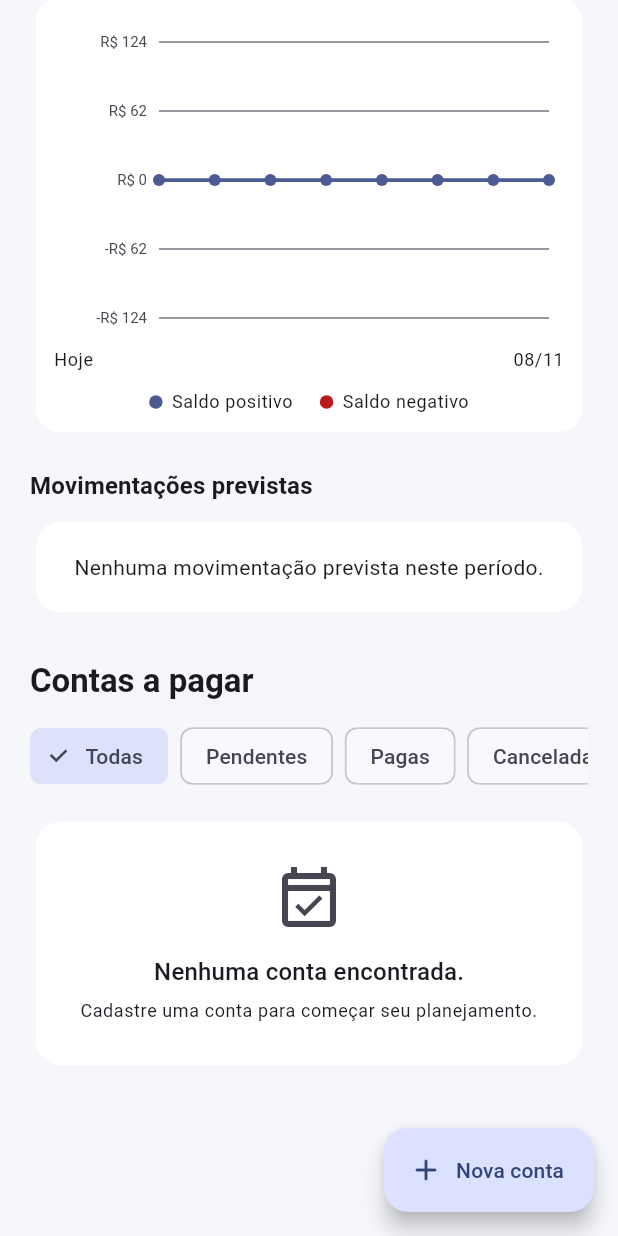
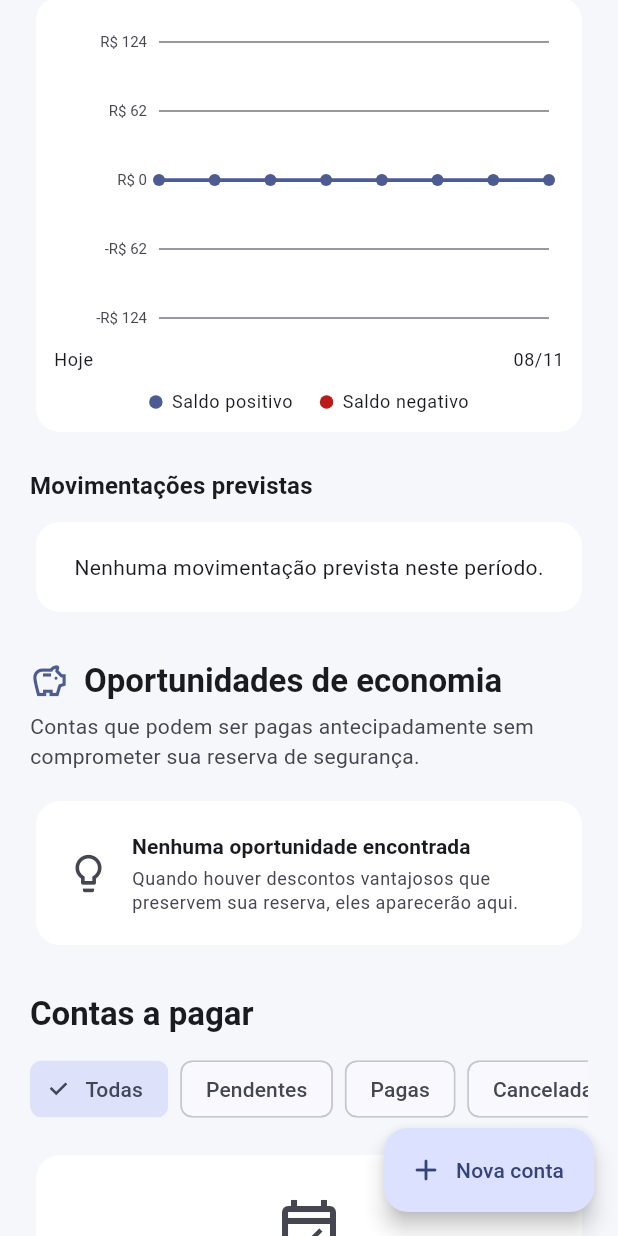
Before and after one commit to Thiago-tods/FinPlan, a Flutter app: the PlanningPage screen opened directly with empty values, scrolled down 934 dp, on a phone screen of 412 x 824 dp. Run offline on Flutter 3.47's test engine with Material 3 defaults, Android fonts, the phone set to English and light mode, and no system bars; our stand-ins replace shared_preferences; accounts and stored records are empty.

Commit message:
feat: add early payment recommendations

```diff
--- /dev/null
+++ b/lib/features/planning/domain/entities/early_payment_recommendation.dart
@@ -0,0 +1,25 @@
+class EarlyPaymentRecommendation {
+  final String billId;
+  final String billDescription;
+  final DateTime discountDeadline;
+  final double originalAmount;
+  final double discountAmount;
+  final double paymentAmount;
+  final double projectedBalanceBeforePayment;
+  final double projectedBalanceAfterPayment;
+  final double minimumReserve;
+
+  const EarlyPaymentRecommendation({
+    required this.billId,
+    required this.billDescription,
+    required this.discountDeadline,
+    required this.originalAmount,
+    required this.discountAmount,
+    required this.paymentAmount,
+    required this.projectedBalanceBeforePayment,
+    required this.projectedBalanceAfterPayment,
+    required this.minimumReserve,
+  });
+
+  double get savings => discountAmount;
+}
--- /dev/null
+++ b/lib/features/planning/domain/services/early_payment_service.dart
@@ -0,0 +1,172 @@
+
+import '../entities/early_payment_recommendation.dart';
+import '../entities/payable_bill.dart';
+import '../../../transactions/domain/entities/transaction.dart';
+
+class EarlyPaymentService {
+  static const double defaultReservePercentage = 0.20;
+
+  List<EarlyPaymentRecommendation> recommend({
+    required double currentBalance,
+    required List<FinancialTransaction> transactions,
+    required List<PayableBill> bills,
+    DateTime? referenceDate,
+    double reservePercentage = defaultReservePercentage,
+  }) {
+    if (!currentBalance.isFinite) {
+      throw ArgumentError('O saldo atual deve ser um valor válido.');
+    }
+
+    if (!reservePercentage.isFinite ||
+        reservePercentage < 0 ||
+        reservePercentage >= 1) {
+      throw ArgumentError(
+        'A reserva deve ser igual ou superior a 0% e inferior a 100%.',
+      );
+    }
+
+    final today = referenceDate ?? DateTime.now();
+    final startDate = DateTime(today.year, today.month, today.day);
+
+    final recommendations = <EarlyPaymentRecommendation>[];
+
+    for (final bill in bills) {
+      if (bill.status != BillStatus.pending) continue;
+
+      final discountAmount = bill.discountAmount;
+      final discountDeadline = bill.discountDeadline;
+
+      if (discountAmount == null || discountDeadline == null) {
+        continue;
+      }
+
+      final normalizedDeadline = DateTime(
+        discountDeadline.year,
+        discountDeadline.month,
+        discountDeadline.day,
+      );
+
+      final dueDate = DateTime(
+        bill.dueDate.year,
+        bill.dueDate.month,
+        bill.dueDate.day,
+      );
+
+      if (normalizedDeadline.isBefore(startDate) ||
+          normalizedDeadline.isAfter(dueDate)) {
+        continue;
+      }
+
+      if (!bill.amount.isFinite ||
+          bill.amount <= 0 ||
+          !discountAmount.isFinite ||
+          discountAmount <= 0 ||
+          discountAmount >= bill.amount) {
+        continue;
+      }
+
+      final balanceBeforePayment = _projectBalanceUntil(
+        currentBalance: currentBalance,
+        transactions: transactions,
+        bills: bills,
+        deadline: normalizedDeadline,
+        excludedBillId: bill.id,
+        startDate: startDate,
+      );
+
+      if (balanceBeforePayment <= 0) continue;
+
+      final paymentAmount = bill.amount - discountAmount;
+      final minimumReserve = balanceBeforePayment * reservePercentage;
+      final balanceAfterPayment = balanceBeforePayment - paymentAmount;
+
+      if (balanceAfterPayment < minimumReserve) continue;
+
+      recommendations.add(
+        EarlyPaymentRecommendation(
+          billId: bill.id,
+          billDescription: bill.description,
+          discountDeadline: normalizedDeadline,
+          originalAmount: bill.amount,
+          discountAmount: discountAmount,
+          paymentAmount: paymentAmount,
+          projectedBalanceBeforePayment: balanceBeforePayment,
+          projectedBalanceAfterPayment: balanceAfterPayment,
+          minimumReserve: minimumReserve,
+        ),
+      );
+    }
+
+    recommendations.sort((a, b) {
+      return a.discountDeadline.compareTo(b.discountDeadline);
+    });
+
+    return recommendations;
+  }
+
+  double _projectBalanceUntil({
+    required double currentBalance,
+    required List<FinancialTransaction> transactions,
+    required List<PayableBill> bills,
+    required DateTime deadline,
+    required String excludedBillId,
+    required DateTime startDate,
+  }) {
+    var balance = currentBalance;
+
+    for (final transaction in transactions) {
+      if (transaction.status != TransactionStatus.pending) continue;
+
+      if (!transaction.amount.isFinite || transaction.amount <= 0) {
+        continue;
+      }
+
+      final eventDate = _adjustEventDate(
+        transaction.dueDate,
+        startDate,
+      );
+
+      if (eventDate.isAfter(deadline)) continue;
+
+      if (transaction.type == TransactionType.income) {
+        balance += transaction.amount;
+      } else {
+        balance -= transaction.amount;
+      }
+    }
+
+    for (final bill in bills) {
+      if (bill.id == excludedBillId ||
+          bill.status != BillStatus.pending) {
+        continue;
+      }
+
+      if (!bill.amount.isFinite || bill.amount <= 0) continue;
+
+      final eventDate = _adjustEventDate(
+        bill.dueDate,
+        startDate,
+      );
+
+      if (eventDate.isAfter(deadline)) continue;
+
+      balance -= bill.amount;
+    }
+
+    return balance;
+  }
+
+  DateTime _adjustEventDate(DateTime date, DateTime startDate) {
+    final normalizedDate = DateTime(
+      date.year,
+      date.month,
+      date.day,
+    );
+
+    if (normalizedDate.isBefore(startDate)) {
+      return startDate;
+    }
+
+    return normalizedDate;
+  }
+}
--- a/lib/features/planning/presentation/pages/planning_page.dart
+++ b/lib/features/planning/presentation/pages/planning_page.dart
@@ -1,3 +1,4 @@
+
 import 'package:flutter/material.dart';
 
 import '../../../accounts/application/accounts_store.dart';
@@ -5,11 +6,14 @@ import '../../../accounts/domain/entities/bank_account.dart';
 import '../../../transactions/application/transactions_store.dart';
 import '../../../transactions/domain/entities/transaction.dart';
 import '../../application/planning_store.dart';
+import '../../domain/entities/early_payment_recommendation.dart';
 import '../../domain/entities/payable_bill.dart';
+import '../../domain/services/early_payment_service.dart';
 import '../widgets/bill_list_tile.dart';
 import '../widgets/planning_summary.dart';
+import '../widgets/cash_flow_projection_section.dart';
+import '../widgets/early_payment_recommendations_section.dart';
 import 'bill_form_page.dart';
-import '../widgets/cash_flow_projection_section.dart';
 
 class PlanningPage extends StatefulWidget {
   final PlanningStore planningStore;
@@ -30,22 +34,62 @@ class PlanningPage extends StatefulWidget {
 class _PlanningPageState extends State<PlanningPage> {
   BillStatus? _selectedFilter;
 
+  final EarlyPaymentService _earlyPaymentService = EarlyPaymentService();
+
   @override
   void initState() {
     super.initState();
     widget.planningStore.addListener(_refresh);
     widget.accountsStore.addListener(_refresh);
+    widget.transactionsStore.addListener(_refresh);
   }
 
   @override
   void dispose() {
     widget.planningStore.removeListener(_refresh);
     widget.accountsStore.removeListener(_refresh);
+    widget.transactionsStore.removeListener(_refresh);
     super.dispose();
   }
 
   void _refresh() {
     if (mounted) setState(() {});
+  }
+
+  double get _currentBalance {
+    return widget.accountsStore.accounts.fold(
+      0.0,
+      (total, account) {
+        return total +
+            widget.transactionsStore.balanceForAccount(
+              accountId: account.id,
+              initialBalance: account.initialBalance,
+            );
+      },
+    );
+  }
+
+  List<EarlyPaymentRecommendation> get _earlyPaymentRecommendations {
+    return _earlyPaymentService.recommend(
+      currentBalance: _currentBalance,
+      transactions: widget.transactionsStore.transactions,
+      bills: widget.planningStore.bills,
+    );
+  }
+
+  Future<void> _payRecommendedBill(String billId) async {
+    PayableBill? selectedBill;
+
+    for (final bill in widget.planningStore.bills) {
+      if (bill.id == billId) {
+        selectedBill = bill;
+        break;
+      }
+    }
+
+    if (selectedBill == null || !mounted) return;
+
+    await _payBill(selectedBill);
   }
 
   List<PayableBill> get _filteredBills {
@@ -348,6 +392,7 @@ class _PlanningPageState extends State<PlanningPage> {
   Widget build(BuildContext context) {
     final theme = Theme.of(context);
     final bills = _filteredBills;
+    final recommendations = _earlyPaymentRecommendations;
 
     return Scaffold(
       floatingActionButton: FloatingActionButton.extended(
@@ -381,6 +426,11 @@ class _PlanningPageState extends State<PlanningPage> {
                   accountsStore: widget.accountsStore,
                   transactionsStore: widget.transactionsStore,
                   planningStore: widget.planningStore,
+                ),
+                const SizedBox(height: 28),
+                EarlyPaymentRecommendationsSection(
+                  recommendations: recommendations,
+                  onPayBill: _payRecommendedBill,
                 ),
                 const SizedBox(height: 28),
                 Text(
--- /dev/null
+++ b/lib/features/planning/presentation/widgets/early_payment_recommendations_section.dart
@@ -0,0 +1,342 @@
+
+import 'package:flutter/material.dart';
+
+import '../../domain/entities/early_payment_recommendation.dart';
+
+class EarlyPaymentRecommendationsSection extends StatelessWidget {
+  final List<EarlyPaymentRecommendation> recommendations;
+  final ValueChanged<String> onPayBill;
+
+  const EarlyPaymentRecommendationsSection({
+    super.key,
+    required this.recommendations,
+    required this.onPayBill,
+  });
+
+  String _currency(double value) {
+    final formatted = value.toStringAsFixed(2).replaceAll('.', ',');
+    final parts = formatted.split(',');
+    final integer = parts[0].replaceAllMapped(
+      RegExp(r'(\d)(?=(\d{3})+(?!\d))'),
+      (match) => '${match[1]}.',
+    );
+
+    return 'R\$ $integer,${parts[1]}';
+  }
+
+  String _formatDate(DateTime date) {
+    final day = date.day.toString().padLeft(2, '0');
+    final month = date.month.toString().padLeft(2, '0');
+
+    return '$day/$month/${date.year}';
+  }
+
+  @override
+  Widget build(BuildContext context) {
+    final theme = Theme.of(context);
+    final colors = theme.colorScheme;
+
+    return Column(
+      crossAxisAlignment: CrossAxisAlignment.start,
+      children: [
+        Row(
+          children: [
+            Icon(
+              Icons.savings_outlined,
+              color: colors.primary,
+              size: 26,
+            ),
+            const SizedBox(width: 10),
+            Expanded(
+              child: Text(
+                'Oportunidades de economia',
+                style: theme.textTheme.titleLarge?.copyWith(
+                  fontWeight: FontWeight.bold,
+                ),
+              ),
+            ),
+          ],
+        ),
+        const SizedBox(height: 6),
+        Text(
+          'Contas que podem ser pagas antecipadamente sem comprometer '
+          'sua reserva de segurança.',
+          style: theme.textTheme.bodyMedium?.copyWith(
+            color: colors.onSurfaceVariant,
+          ),
+        ),
+        const SizedBox(height: 16),
+        if (recommendations.isEmpty)
+          Card(
+            child: Padding(
+              padding: const EdgeInsets.all(20),
+              child: Row(
+                children: [
+                  Icon(
+                    Icons.lightbulb_outline_rounded,
+                    size: 30,
+                    color: colors.onSurfaceVariant,
+                  ),
+                  const SizedBox(width: 14),
+                  Expanded(
+                    child: Column(
+                      crossAxisAlignment: CrossAxisAlignment.start,
+                      children: [
+                        Text(
+                          'Nenhuma oportunidade encontrada',
+                          style: theme.textTheme.titleSmall?.copyWith(
+                            fontWeight: FontWeight.w600,
+                          ),
+                        ),
+                        const SizedBox(height: 4),
+                        Text(
+                          'Quando houver descontos vantajosos que '
+                          'preservem sua reserva, eles aparecerão aqui.',
+                          style: theme.textTheme.bodySmall?.copyWith(
+                            color: colors.onSurfaceVariant,
+                          ),
+                        ),
+                      ],
+                    ),
+                  ),
+                ],
+              ),
+            ),
+          )
+        else
+          ...recommendations.map(
+            (recommendation) => _RecommendationCard(
+              recommendation: recommendation,
+              onPay: () => onPayBill(recommendation.billId),
+              currency: _currency,
+              formatDate: _formatDate,
+            ),
+          ),
+      ],
+    );
+  }
+}
+
+class _RecommendationCard extends StatelessWidget {
+  final EarlyPaymentRecommendation recommendation;
+  final VoidCallback onPay;
+  final String Function(double) currency;
+  final String Function(DateTime) formatDate;
+
+  const _RecommendationCard({
+    required this.recommendation,
+    required this.onPay,
+    required this.currency,
+    required this.formatDate,
+  });
+
+  @override
+  Widget build(BuildContext context) {
+    final theme = Theme.of(context);
+    final colors = theme.colorScheme;
+
+    return Card(
+      margin: const EdgeInsets.only(bottom: 12),
+      clipBehavior: Clip.antiAlias,
+      child: Padding(
+        padding: const EdgeInsets.all(16),
+        child: Column(
+          crossAxisAlignment: CrossAxisAlignment.start,
+          children: [
+            Row(
+              crossAxisAlignment: CrossAxisAlignment.start,
+              children: [
+                CircleAvatar(
+                  backgroundColor: Colors.green.withValues(alpha: 0.12),
+                  child: const Icon(
+                    Icons.trending_down_rounded,
+                    color: Colors.green,
+                  ),
+                ),
+                const SizedBox(width: 12),
+                Expanded(
+                  child: Column(
+                    crossAxisAlignment: CrossAxisAlignment.start,
+                    children: [
+                      Text(
+                        recommendation.billDescription,
+                        style: theme.textTheme.titleMedium?.copyWith(
+                          fontWeight: FontWeight.bold,
+                        ),
+                      ),
+                      const SizedBox(height: 4),
+                      Text(
+                        'Desconto disponível até '
+                        '${formatDate(recommendation.discountDeadline)}',
+                        style: theme.textTheme.bodySmall?.copyWith(
+                          color: colors.onSurfaceVariant,
+                        ),
+                      ),
+                    ],
+                  ),
+                ),
+                const SizedBox(width: 8),
+                Column(
+                  crossAxisAlignment: CrossAxisAlignment.end,
+                  children: [
+                    Text(
+                      currency(recommendation.savings),
+                      style: theme.textTheme.titleMedium?.copyWith(
+                        color: Colors.green,
+                        fontWeight: FontWeight.bold,
+                      ),
+                    ),
+                    Text(
+                      'de economia',
+                      style: theme.textTheme.labelSmall?.copyWith(
+                        color: colors.onSurfaceVariant,
+                      ),
+                    ),
+                  ],
+                ),
+              ],
+            ),
+            const SizedBox(height: 18),
+            Container(
+              padding: const EdgeInsets.all(14),
+              decoration: BoxDecoration(
+                color: colors.surfaceContainerHighest.withValues(
+                  alpha: 0.45,
+                ),
+                borderRadius: BorderRadius.circular(12),
+              ),
+              child: Column(
+                children: [
+                  _ValueRow(
+                    label: 'Valor original',
+                    value: currency(recommendation.originalAmount),
+                    color: colors.onSurfaceVariant,
+                  ),
+                  const SizedBox(height: 8),
+                  _ValueRow(
+                    label: 'Desconto',
+                    value: '- ${currency(recommendation.discountAmount)}',
+                    color: Colors.green,
+                  ),
+                  const Divider(height: 20),
+                  _ValueRow(
+                    label: 'Valor para pagamento',
+                    value: currency(recommendation.paymentAmount),
+                    bold: true,
+                  ),
+                ],
+              ),
+            ),
+            const SizedBox(height: 14),
+            Text(
+              'Impacto no seu saldo projetado',
+              style: theme.textTheme.labelLarge?.copyWith(
+                fontWeight: FontWeight.bold,
+              ),
+            ),
+            const SizedBox(height: 10),
+            _ValueRow(
+              label: 'Saldo antes do pagamento',
+              value: currency(
+                recommendation.projectedBalanceBeforePayment,
+              ),
+            ),
+            const SizedBox(height: 6),
+            _ValueRow(
+              label: 'Saldo após o pagamento',
+              value: currency(
+                recommendation.projectedBalanceAfterPayment,
+              ),
+              bold: true,
+            ),
+            const SizedBox(height: 6),
+            _ValueRow(
+              label: 'Reserva mínima preservada',
+              value: currency(recommendation.minimumReserve),
+              color: colors.primary,
+            ),
+            const SizedBox(height: 16),
+            Container(
+              padding: const EdgeInsets.symmetric(
+                horizontal: 12,
+                vertical: 10,
+              ),
+              decoration: BoxDecoration(
+                color: Colors.green.withValues(alpha: 0.08),
+                borderRadius: BorderRadius.circular(10),
+              ),
+              child: Row(
+                children: [
+                  const Icon(
+                    Icons.verified_outlined,
+                    color: Colors.green,
+                    size: 20,
+                  ),
+                  const SizedBox(width: 8),
+                  Expanded(
+                    child: Text(
+                      'Pagamento compatível com sua reserva de segurança.',
+                      style: theme.textTheme.bodySmall?.copyWith(
+                        color: Colors.green,
+                        fontWeight: FontWeight.w600,
+                      ),
+                    ),
+                  ),
+                ],
+              ),
+            ),
+            const SizedBox(height: 14),
+            SizedBox(
+              width: double.infinity,
+              child: FilledButton.icon(
+                onPressed: onPay,
+                icon: const Icon(Icons.check_circle_outline),
+                label: const Text('Aproveitar desconto'),
+              ),
+            ),
+          ],
+        ),
+      ),
+    );
+  }
+}
+
+class _ValueRow extends StatelessWidget {
+  final String label;
+  final String value;
+  final Color? color;
+  final bool bold;
+
+  const _ValueRow({
+    required this.label,
+    required this.value,
+    this.color,
+    this.bold = false,
+  });
+
+  @override
+  Widget build(BuildContext context) {
+    final theme = Theme.of(context);
+
+    return Row(
+      children: [
+        Expanded(
+          child: Text(
+            label,
+            style: theme.textTheme.bodySmall?.copyWith(
+              color: color,
+            ),
+          ),
+        ),
+        const SizedBox(width: 8),
+        Text(
+          value,
+          style: theme.textTheme.bodyMedium?.copyWith(
+            color: color,
+            fontWeight: bold ? FontWeight.bold : FontWeight.w500,
+          ),
+        ),
+      ],
+    );
+  }
+}
```
Also changed, not shown: 1 other file.
